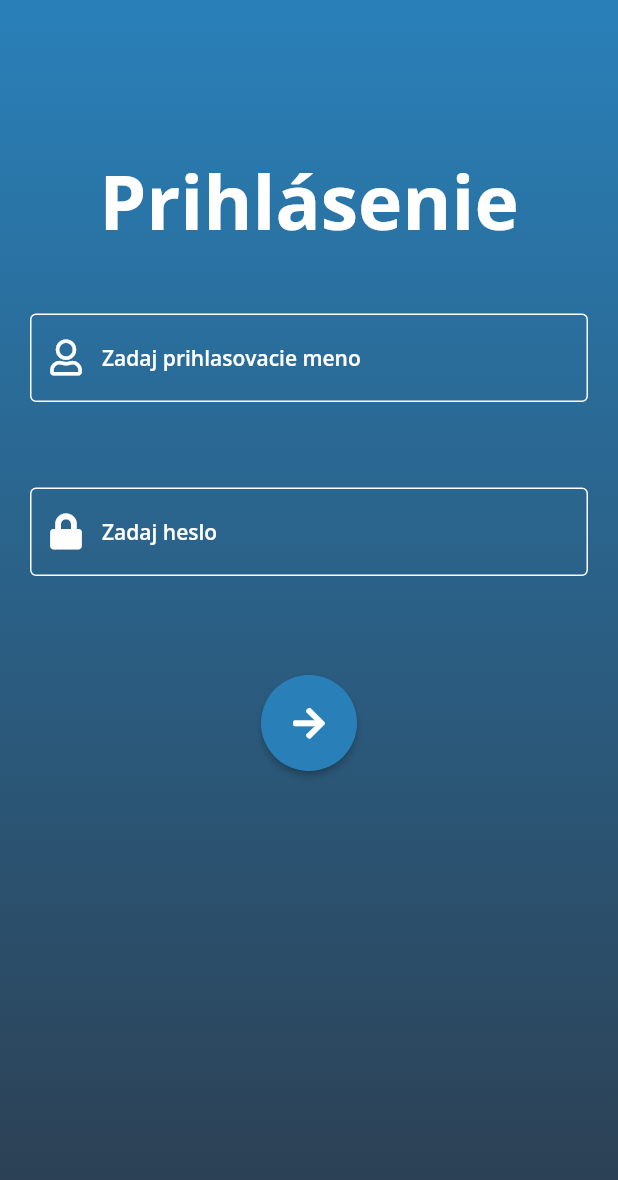
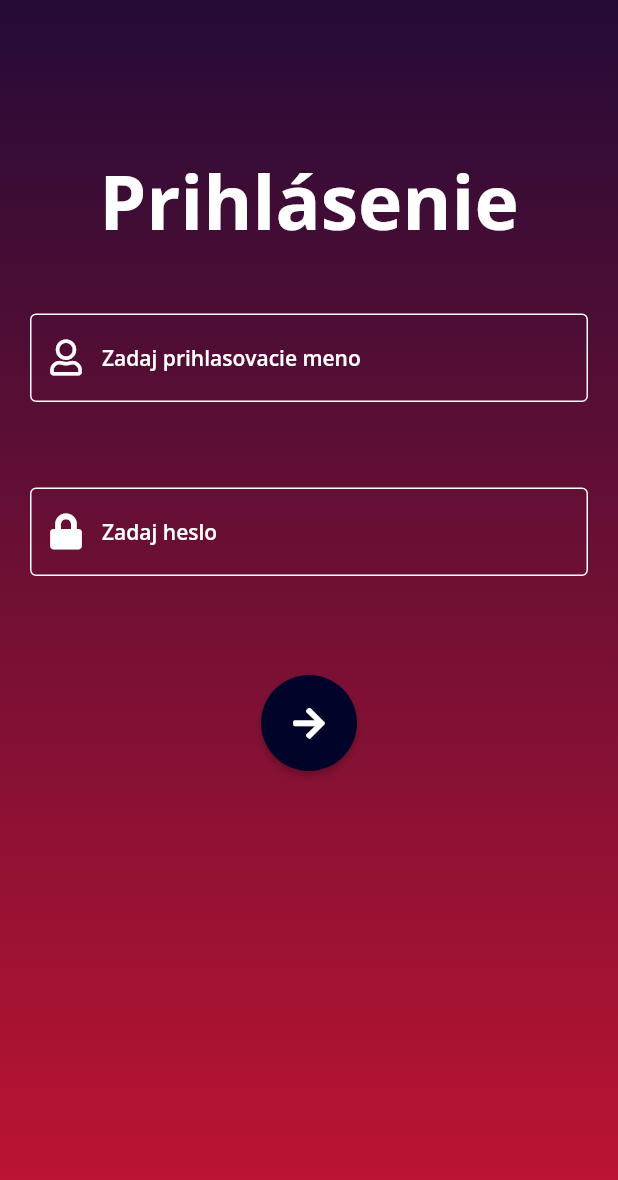
Before and after one commit to Crudar/akcosky, a Flutter app: the screen it shows after launch, on a phone screen of 412 x 824 dp. Shown: the top 1180 px of the screen. Run offline on Flutter 3.47's test engine with Material 2 defaults, Android fonts, the phone set to English and light mode, and no system bars; our stand-ins replace font_awesome_flutter, google_fonts; missing offline and left inert: aws_dynamodb_api.

Commit message:
icon creation

```diff
--- a/lib/UI/login.dart
+++ b/lib/UI/login.dart
@@ -17,8 +17,8 @@ class Login extends StatelessWidget{
             begin: Alignment.topCenter,
             end: Alignment.bottomCenter,
             colors: <Color>[
-              Color(0xff2980b9),
-              Color(0xff2c3e50)
+              Color(0xff240b36),
+              Color(0xffc31432)
             ]
           )
         ),
@@ -70,7 +70,7 @@ class Login extends StatelessWidget{
                                 style: ElevatedButton.styleFrom(
                                   shape: const CircleBorder(),
                                   padding: const EdgeInsets.all(20),
-                                  primary: Color(0xff2980b9), // <-- Button color
+                                  primary: Color(0xff000428), // <-- Button color
                                   onPrimary: Colors.white, // <-- Splash color
                                 )
                       )
--- a/pubspec.yaml
+++ b/pubspec.yaml
@@ -38,6 +38,7 @@ dependencies:
 dev_dependencies:
   flutter_test:
     sdk: flutter
+  flutter_launcher_icons: ^0.9.2
 
   # The "flutter_lints" package below contains a set of recommended lints to
   # encourage good coding practices. The lint set provided by the package is
@@ -47,6 +48,11 @@ dev_dependencies:
   flutter_lints: ^1.0.0
   google_fonts: ^2.3.1
   font_awesome_flutter: ^9.2.0
+
+flutter_icons:
+  android: "launcher_icon"
+  ios: true
+  image_path: "assets/icons/akcosky_icon.png"
 
 # For information on the generic Dart part of this file, see the
 # following page: https://dart.dev/tools/pub/pubspec
```
Also changed, not shown: assets/icons/akcosky_icon.png (added), pubspec.lock, 24 other files.
